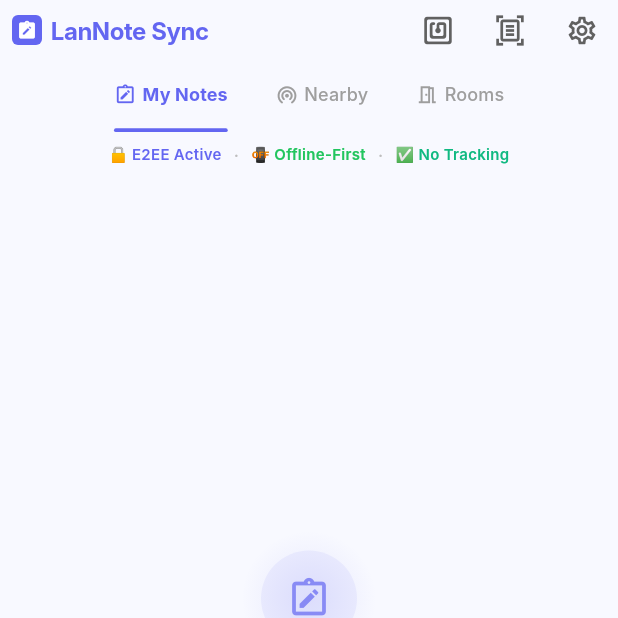
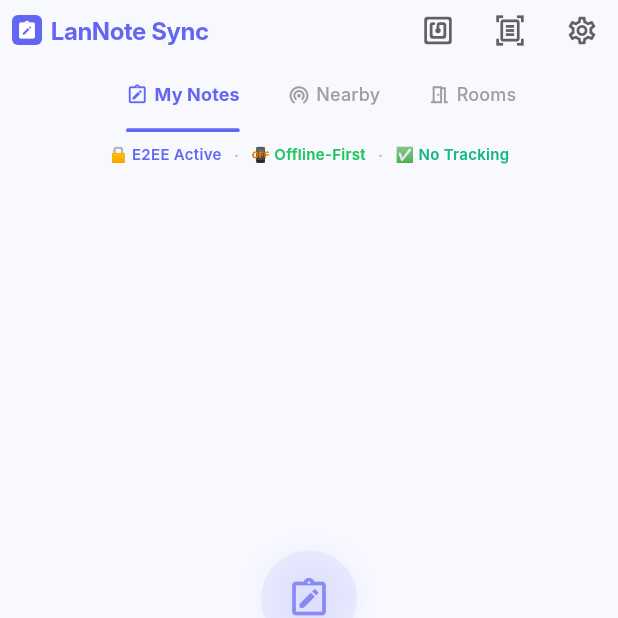
Before and after one commit to hassanmubiru/lan_note_sync, a Flutter app: the HomeScreen screen opened by its route, on a phone screen of 412 x 824 dp, the top half of it. Run offline on Flutter 3.47's test engine with Material 3 defaults, Android fonts, the phone set to English and light mode, and no system bars; drawn by our look-alikes of flutter_animate; our stand-ins replace connectivity_plus, convert, device_info_plus, flutter_markdown, flutter_riverpod, flutter_secure_storage and 12 more; missing offline and left inert: bonsoir, cryptography, flutter_webrtc, google_mlkit_text_recognition, mobile_scanner, network_info_plus and 4 more; accounts and stored records are empty; Roboto replaces fonts that are missing (Inter); statements that could not run were skipped.

Commit message:
modified:   lib/ui/screens/home/home_screen.dart

```diff
--- a/lib/ui/screens/home/home_screen.dart
+++ b/lib/ui/screens/home/home_screen.dart
@@ -107,7 +107,7 @@ class _HomeScreenState extends ConsumerState<HomeScreen> with TickerProviderStat
                     color: theme.colorScheme.surface,
                     child: TabBar(
                       isScrollable: true,
-                      padding: const EdgeInsets.symmetric(horizontal: 8),
+                      padding: const EdgeInsets.symmetric(horizontal: 16),
                       controller: _tabController,
                       tabs: [
                         Tab(child: _TabLabel(Icons.note_alt_outlined, AppStrings.myNotes,
@@ -124,7 +124,10 @@ class _HomeScreenState extends ConsumerState<HomeScreen> with TickerProviderStat
             ],
             body: Column(
               children: [
-                const SecurityBadgeRow(),
+                Padding(
+                  padding: const EdgeInsets.symmetric(horizontal: 16),
+                  child: const SecurityBadgeRow(),
+                ),
                 if (syncState.status != SyncStatus.idle) SyncStatusBar(syncState: syncState),
                 if (_currentTab == 1)
                   ShakeBanner(onShake: () => _onShake(context, ref), peerCount: peers.length),
```
